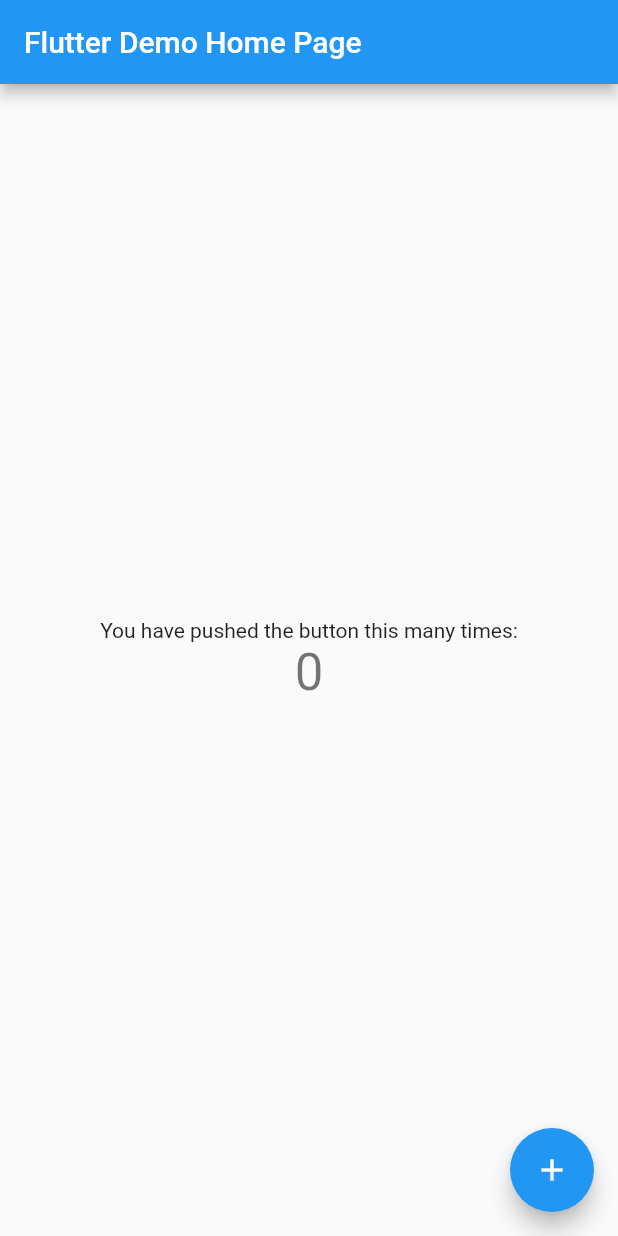
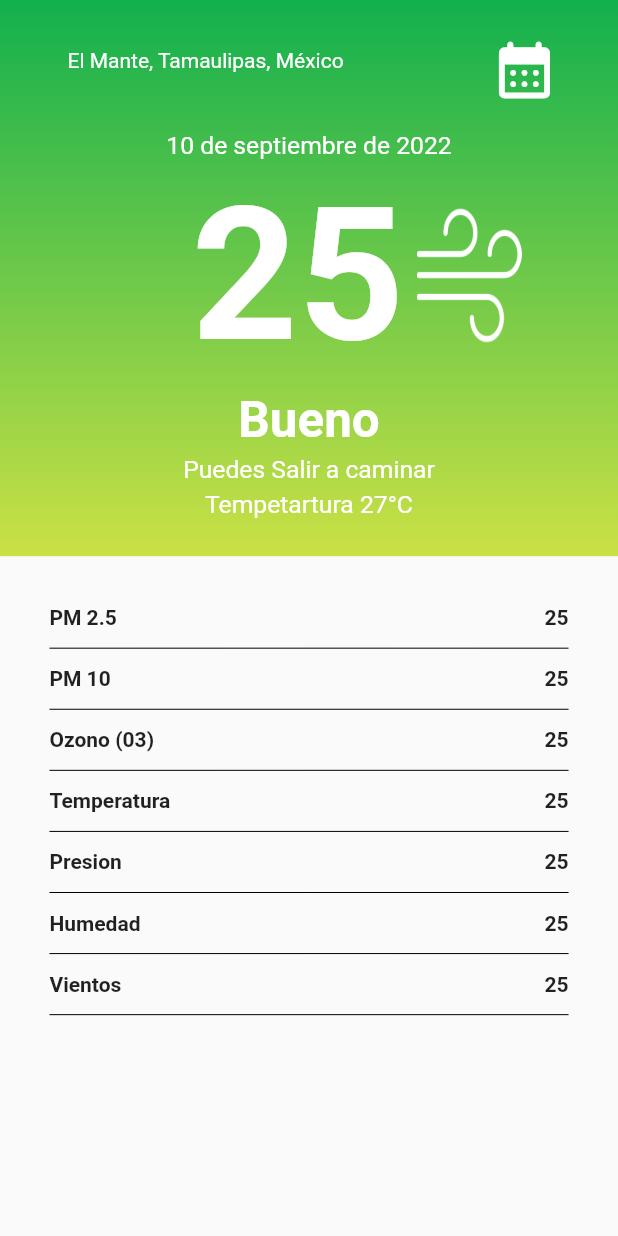
Before and after one commit to EnvQ-AQI/envq-app, a Flutter app: the screen it shows after launch, on a phone screen of 412 x 824 dp. Run offline on Flutter 3.47's test engine with Material 2 defaults, Android fonts, the phone set to English and light mode, and no system bars.

```diff
--- a/lib/main.dart
+++ b/lib/main.dart
@@ -1,115 +1,17 @@
+import 'package:bases_flutter/screens/estadisticas.dart';
 import 'package:flutter/material.dart';
+import 'package:flutter/services.dart';
 
-void main() {
-  runApp(const MyApp());
-}
+void main() => runApp(MyApp());
 
 class MyApp extends StatelessWidget {
-  const MyApp({super.key});
-
-  // This widget is the root of your application.
   @override
   Widget build(BuildContext context) {
-    return MaterialApp(
-      title: 'Flutter Demo',
-      theme: ThemeData(
-        // This is the theme of your application.
-        //
-        // Try running your application with "flutter run". You'll see the
-        // application has a blue toolbar. Then, without quitting the app, try
-        // changing the primarySwatch below to Colors.green and then invoke
-        // "hot reload" (press "r" in the console where you ran "flutter run",
-        // or simply save your changes to "hot reload" in a Flutter IDE).
-        // Notice that the counter didn't reset back to zero; the application
-        // is not restarted.
-        primarySwatch: Colors.blue,
-      ),
-      home: const MyHomePage(title: 'Flutter Demo Home Page'),
-    );
+    SystemChrome.setEnabledSystemUIMode(SystemUiMode.manual, overlays: []);
+
+    return const MaterialApp(
+        debugShowCheckedModeBanner: false,
+        title: 'Material App',
+        home: EstadisticasScreen());
   }
 }
-
-class MyHomePage extends StatefulWidget {
-  const MyHomePage({super.key, required this.title});
-
-  // This widget is the home page of your application. It is stateful, meaning
-  // that it has a State object (defined below) that contains fields that affect
-  // how it looks.
-
-  // This class is the configuration for the state. It holds the values (in this
-  // case the title) provided by the parent (in this case the App widget) and
-  // used by the build method of the State. Fields in a Widget subclass are
-  // always marked "final".
-
-  final String title;
-
-  @override
-  State<MyHomePage> createState() => _MyHomePageState();
-}
-
-class _MyHomePageState extends State<MyHomePage> {
-  int _counter = 0;
-
-  void _incrementCounter() {
-    setState(() {
-      // This call to setState tells the Flutter framework that something has
-      // changed in this State, which causes it to rerun the build method below
-      // so that the display can reflect the updated values. If we changed
-      // _counter without calling setState(), then the build method would not be
-      // called again, and so nothing would appear to happen.
-      _counter++;
-    });
-  }
-
-  @override
-  Widget build(BuildContext context) {
-    // This method is rerun every time setState is called, for instance as done
-    // by the _incrementCounter method above.
-    //
-    // The Flutter framework has been optimized to make rerunning build methods
-    // fast, so that you can just rebuild anything that needs updating rather
-    // than having to individually change instances of widgets.
-    return Scaffold(
-      appBar: AppBar(
-        // Here we take the value from the MyHomePage object that was created by
-        // the App.build method, and use it to set our appbar title.
-        title: Text(widget.title),
-      ),
-      body: Center(
-        // Center is a layout widget. It takes a single child and positions it
-        // in the middle of the parent.
-        child: Column(
-          // Column is also a layout widget. It takes a list of children and
-          // arranges them vertically. By default, it sizes itself to fit its
-          // children horizontally, and tries to be as tall as its parent.
-          //
-          // Invoke "debug painting" (press "p" in the console, choose the
-          // "Toggle Debug Paint" action from the Flutter Inspector in Android
-          // Studio, or the "Toggle Debug Paint" command in Visual Studio Code)
-          // to see the wireframe for each widget.
-          //
-          // Column has various properties to control how it sizes itself and
-          // how it positions its children. Here we use mainAxisAlignment to
-          // center the children vertically; the main axis here is the vertical
-          // axis because Columns are vertical (the cross axis would be
-          // horizontal).
-          mainAxisAlignment: MainAxisAlignment.center,
-          children: <Widget>[
-            const Text(
-              'You have pushed the button this many times:',
-            ),
-            Text(
-              '$_counter',
-              style: Theme.of(context).textTheme.headline4,
-            ),
-          ],
-        ),
-      ),
-      floatingActionButton: FloatingActionButton(
-        onPressed: _incrementCounter,
-        tooltip: 'Increment',
-        child: const Icon(Icons.add),
-      ), // This trailing comma makes auto-formatting nicer for build methods.
-    );
-  }
-}
--- /dev/null
+++ b/lib/screens/estadisticas.dart
@@ -0,0 +1,138 @@
+import 'dart:ui';
+
+import 'package:flutter/material.dart';
+
+class EstadisticasScreen extends StatelessWidget {
+  const EstadisticasScreen({Key? key}) : super(key: key);
+
+  @override
+  Widget build(BuildContext context) {
+    List<String> info = [
+      "PM 2.5",
+      "PM 10",
+      "Ozono (03)",
+      "Temperatura",
+      "Presion",
+      "Humedad",
+      "Vientos"
+    ];
+    final tam = MediaQuery.of(context).size;
+    return SafeArea(
+      child: Scaffold(
+          body: Column(
+        children: [
+          Container(
+              padding: EdgeInsets.only(top: tam.height * 0.015),
+              width: double.infinity,
+              height: tam.height * 0.45,
+              decoration: const BoxDecoration(
+                  gradient: LinearGradient(
+                      colors: [Color(0xFF12B04e), Color(0xFFCBE145)],
+                      begin: Alignment.topRight,
+                      end: Alignment.bottomRight)),
+              child: Column(
+                mainAxisAlignment: MainAxisAlignment.spaceEvenly,
+                children: [
+                  Row(
+                    mainAxisAlignment: MainAxisAlignment.spaceAround,
+                    children: [
+                      const Text(
+                        "El Mante, Tamaulipas, México",
+                        style: TextStyle(color: Colors.white),
+                      ),
+                      IconButton(
+                          onPressed: () {},
+                          icon: Icon(
+                            Icons.calendar_month_rounded,
+                            color: Colors.white,
+                            size: tam.height * 0.055,
+                          ))
+                    ],
+                  ),
+                  SizedBox(
+                    height: tam.height * 0.018,
+                  ),
+                  Text("10 de septiembre de 2022",
+                      style: TextStyle(
+                        color: Colors.white,
+                        fontSize: tam.height * 0.020,
+                      )),
+                  Padding(
+                    padding: EdgeInsets.only(left: tam.width * 0.31),
+                    child: Row(
+                      children: [
+                        Text(
+                          "25",
+                          style: TextStyle(
+                              color: Colors.white,
+                              fontSize: tam.height * 0.15,
+                              fontWeight: FontWeight.bold),
+                        ),
+                        SizedBox(
+                          width: tam.height * 0.01,
+                        ),
+                        SizedBox(
+                            height: tam.height * 0.12,
+                            width: tam.width * 0.17,
+                            child: const Image(
+                              image: AssetImage("assets/Viento.jpg"),
+                              fit: BoxFit.fill,
+                            ))
+                      ],
+                    ),
+                  ),
+                  Text(
+                    "Bueno",
+                    style: TextStyle(
+                        color: Colors.white,
+                        fontSize: tam.height * 0.04,
+                        fontWeight: FontWeight.bold),
+                  ),
+                  Text(
+                    "Puedes Salir a caminar",
+                    style: TextStyle(
+                      color: Colors.white,
+                      fontSize: tam.height * 0.020,
+                    ),
+                  ),
+                  Text(
+                    "Tempetartura 27°C",
+                    style: TextStyle(
+                      color: Colors.white,
+                      fontSize: tam.height * 0.020,
+                    ),
+                  ),
+                  SizedBox(
+                    height: tam.height * 0.020,
+                  ),
+                ],
+              )),
+          SizedBox(
+            height: tam.height * 0.040,
+          ),
+          for (int i = 0; i < 7; i++)
+            Padding(
+              padding: EdgeInsets.symmetric(horizontal: tam.width * 0.080),
+              child: Column(
+                children: [
+                  Row(
+                    mainAxisAlignment: MainAxisAlignment.spaceBetween,
+                    children: [
+                      Text(info[i],
+                          style: const TextStyle(fontWeight: FontWeight.bold)),
+                      const Text("25",
+                          style: TextStyle(fontWeight: FontWeight.bold))
+                    ],
+                  ),
+                  Divider(
+                    height: tam.height * 0.030,
+                    color: Colors.black,
+                  )
+                ],
+              ),
+            )
+        ],
+      )),
+    );
+  }
+}
--- a/pubspec.yaml
+++ b/pubspec.yaml
@@ -60,8 +60,8 @@
   uses-material-design: true
 
   # To add assets to your application, add an assets section, like this:
-  # assets:
-  #   - images/a_dot_burr.jpeg
+  assets:
+    - assets/
   #   - images/a_dot_ham.jpeg
 
   # An image asset can refer to one or more resolution-specific "variants", see
```
Also changed, not shown: assets/Viento.jpg (added), 1 other file.
